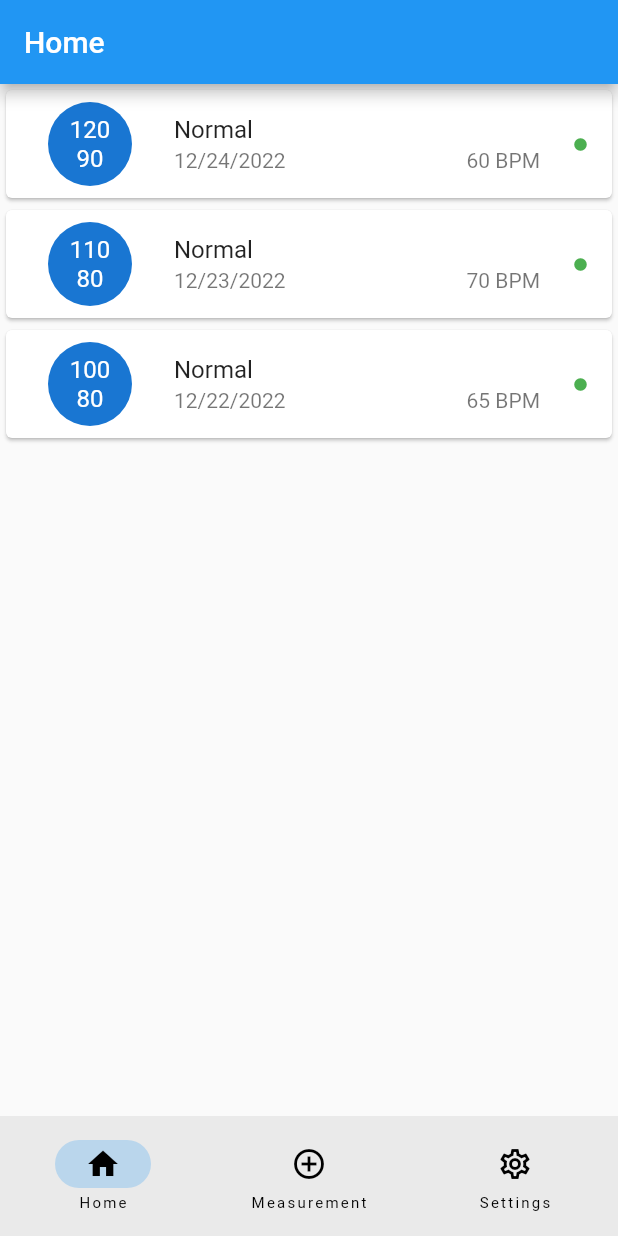
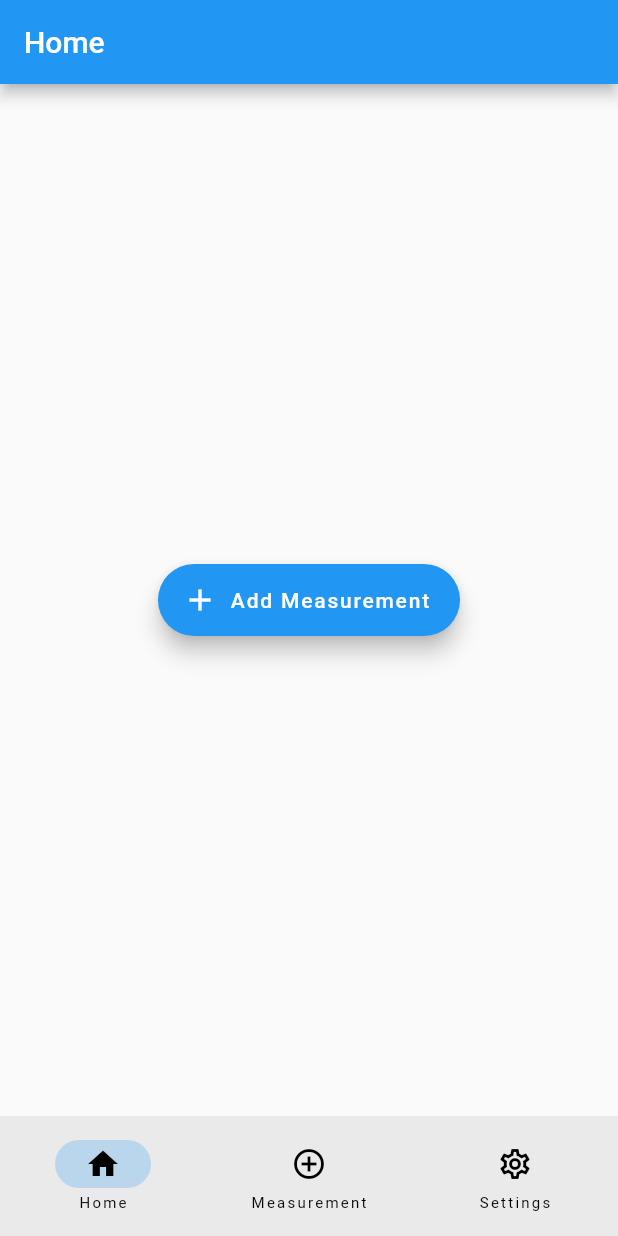
Before and after one commit to deandreamatias/sys-dia-log, a Flutter app: the screen it shows after launch, on a phone screen of 412 x 824 dp. Run offline on Flutter 3.47's test engine with Material 2 defaults, Android fonts, the light colour scheme and no system bars; our stand-ins replace auto_route, flutter_i18n, numberpicker.

Commit message:
Add empty/error state changes

```diff
--- a/assets/i18n/be_BLR.json
+++ b/assets/i18n/be_BLR.json
@@ -8,5 +8,6 @@
   "systolic": "Сісталічнае",
   "diastolic": "Дыясталічны",
   "save": "Захаваць",
-  "created": "Дададзена новае вымярэнне - {createdAt}."
+  "created": "Дададзена новае вымярэнне - {createdAt}.",
+  "add": "Дадаць Вымярэнне"
 }
--- a/assets/i18n/en_US.json
+++ b/assets/i18n/en_US.json
@@ -8,5 +8,6 @@
   "systolic": "Systolic",
   "diastolic": "Diastolic",
   "save": "Save",
-  "created": "Created new Measurement - {createdAt}."
+  "created": "Created new Measurement - {createdAt}.",
+  "add": "Add Measurement"
 }
--- a/assets/i18n/ru_RU.json
+++ b/assets/i18n/ru_RU.json
@@ -8,5 +8,6 @@
   "systolic": "Систолическое",
   "diastolic": "Диастолическое",
   "save": "Сохранить",
-  "created": "Добавлено новое измерение - {createdAt}."
+  "created": "Добавлено новое измерение - {createdAt}.",
+  "add": "Добавить Измерение"
 }
--- a/lib/app.dart
+++ b/lib/app.dart
@@ -11,6 +11,7 @@
   @override
   Widget build(BuildContext context) {
     return MaterialApp.router(
+      useInheritedMediaQuery: true,
       title: 'Sys Dia Log',
       debugShowCheckedModeBanner: false,
       theme: ThemeData.light(),
--- a/lib/modules/home/views/home_view.dart
+++ b/lib/modules/home/views/home_view.dart
@@ -1,30 +1,17 @@
+import 'package:auto_route/auto_route.dart';
 import 'package:flutter/material.dart';
 import 'package:flutter_i18n/widgets/I18nText.dart';
 import 'package:sys_dia_log/modules/home/services/home_service_facade.dart';
 import 'package:sys_dia_log/modules/measurement/models/measurement.dart';
+import 'package:sys_dia_log/routing/router.dart';
 import 'package:sys_dia_log/shared/ui/loading_indicator.dart';
 import 'package:intl/intl.dart';
 
-class HomeView extends StatefulWidget {
-  final Future<Set<Measurement>>? _dataSnap;
+class HomeView extends StatelessWidget {
+  late final Future<Set<Measurement>>? _dataSnap;
 
   HomeView({super.key, Future<Set<Measurement>>? dataSnap})
       : _dataSnap = dataSnap ?? HomeServiceFacade().getHomeViewData();
-
-  @override
-  State<StatefulWidget> createState() => _HomeViewState();
-}
-
-class _HomeViewState extends State<HomeView> {
-  late Future<Set<Measurement>> _dataSnap = widget._dataSnap!;
-
-  @override
-  void didUpdateWidget(covariant HomeView oldWidget) {
-    super.didUpdateWidget(oldWidget);
-    setState(() {
-      _dataSnap = widget._dataSnap!;
-    });
-  }
 
   @override
   Widget build(BuildContext context) {
@@ -38,10 +25,21 @@
             return const Center(child: LoadingIndicator());
           } else if (snapshot.connectionState == ConnectionState.done) {
             if (snapshot.hasError) {
-              // TODO: return refresh;
+              return Center(
+                  child: IconButton(
+                      onPressed: () => {
+                            //TODO: Reload future snapshot
+                          },
+                      icon: const Icon(Icons.refresh_outlined)));
             }
-            if (!snapshot.hasData) {
-              // TODO: return add some data
+            if (!snapshot.hasData || snapshot.data!.isEmpty) {
+              return Center(
+                  child: FloatingActionButton.extended(
+                icon: const Icon(Icons.add),
+                label: I18nText('add'),
+                onPressed: () => AutoRouter.of(context)
+                    .navigate(const MeasurementViewRoute()),
+              ));
             }
           }
 
--- a/lib/modules/measurement/services/measurement_service.dart
+++ b/lib/modules/measurement/services/measurement_service.dart
@@ -1,17 +1,7 @@
 import '../models/measurement.dart';
 
 class MeasurementService {
-  late final Set<Measurement> _data;
-
-  MeasurementService()
-      : _data = {
-          Measurement(
-              120, 90, 60, DateTime.now().add(const Duration(days: -1))),
-          Measurement(
-              110, 80, 70, DateTime.now().add(const Duration(days: -2))),
-          Measurement(
-              100, 80, 65, DateTime.now().add(const Duration(days: -3))),
-        };
+  late final Set<Measurement> _data = {};
 
   Future<Set<Measurement>> getMeasurementData() async {
     return Future.delayed(
```
